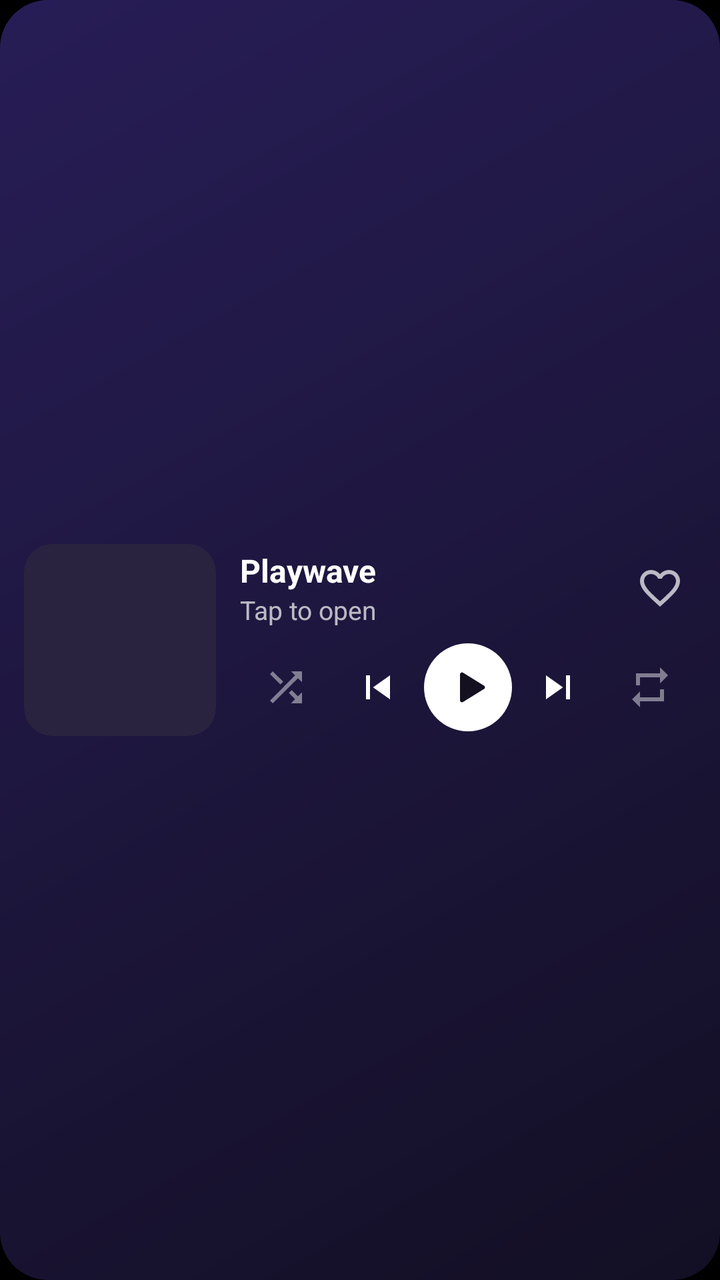
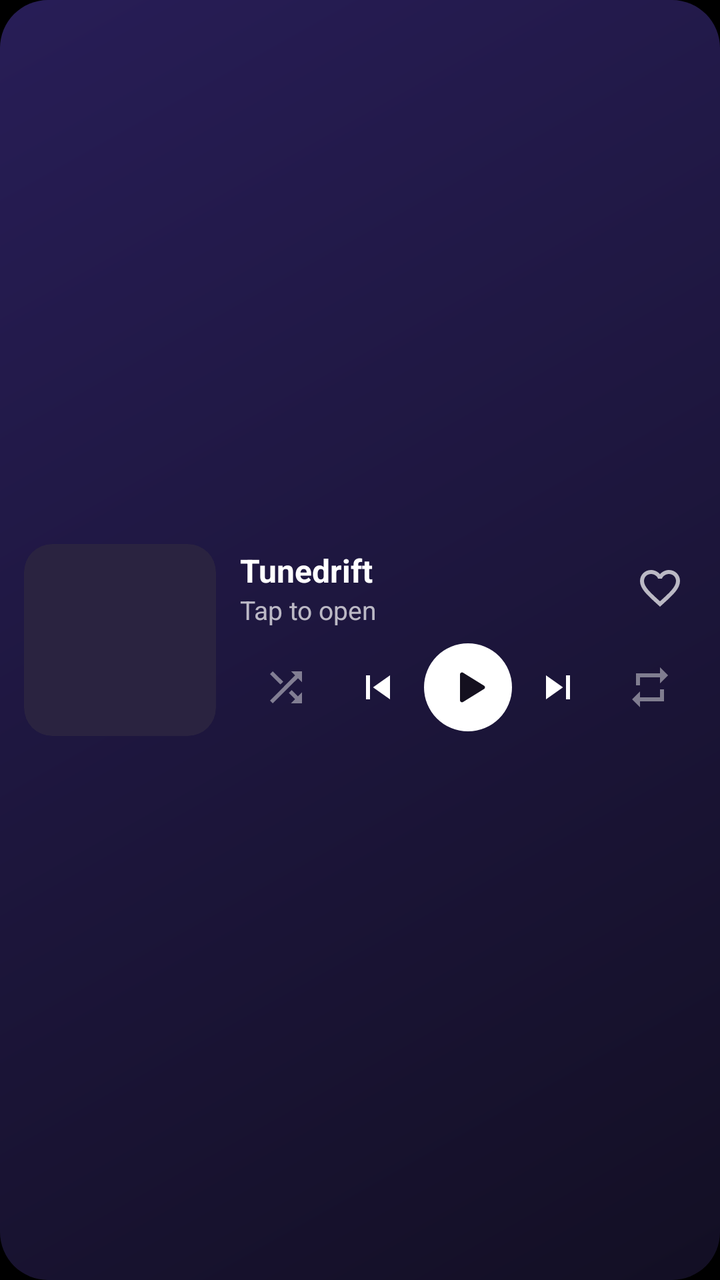

Before-and-after screenshots of an Android layout around one commit, followed by the original layout XML and the change that was made.
<!-- AndroidManifest.xml: application theme Theme.MusicFlowPlay -->
<!-- res/layout/widget_card.xml -->
<?xml version="1.0" encoding="utf-8"?>
<LinearLayout xmlns:android="http://schemas.android.com/apk/res/android"
    android:id="@+id/w_root" android:layout_width="match_parent" android:layout_height="match_parent"
    android:orientation="horizontal" android:gravity="center_vertical" android:padding="12dp"
    android:background="@drawable/widget_bg">
    <ImageView android:id="@+id/w_cover" android:layout_width="96dp" android:layout_height="96dp"
        android:scaleType="centerCrop" android:src="@mipmap/ic_launcher" android:background="@drawable/widget_cover_bg"
        android:clipToOutline="true" android:contentDescription="Cover" />
    <LinearLayout android:layout_width="0dp" android:layout_height="wrap_content" android:layout_weight="1"
        android:orientation="vertical" android:paddingStart="12dp">
        <LinearLayout android:layout_width="match_parent" android:layout_height="wrap_content" android:orientation="horizontal" android:gravity="center_vertical">
            <LinearLayout android:layout_width="0dp" android:layout_height="wrap_content" android:layout_weight="1" android:orientation="vertical">
                <TextView android:id="@+id/w_title" android:layout_width="match_parent" android:layout_height="wrap_content"
                    android:text="Playwave" android:textColor="#FFFFFF" android:textSize="16sp" android:textStyle="bold"
                    android:maxLines="1" android:ellipsize="end" />
                <TextView android:id="@+id/w_artist" android:layout_width="match_parent" android:layout_height="wrap_content"
                    android:text="Tap to open" android:textColor="#B3FFFFFF" android:textSize="13sp" android:maxLines="1" android:ellipsize="end" />
            </LinearLayout>
            <ImageButton android:id="@+id/w_fav" android:layout_width="36dp" android:layout_height="36dp" android:background="@android:color/transparent" android:scaleType="centerInside"
                android:src="@drawable/ic_w_heart" android:contentDescription="Favorite" />
        </LinearLayout>
        <LinearLayout android:layout_width="match_parent" android:layout_height="wrap_content" android:layout_marginTop="8dp"
            android:orientation="horizontal" android:gravity="center_vertical">
            <ImageButton android:id="@+id/w_shuffle" android:layout_width="0dp" android:layout_weight="1" android:layout_height="36dp" android:background="@android:color/transparent" android:scaleType="centerInside"
                android:src="@drawable/ic_shuffle_off" android:contentDescription="Shuffle" />
            <ImageButton android:id="@+id/w_prev" android:layout_width="0dp" android:layout_weight="1" android:layout_height="40dp" android:background="@android:color/transparent" android:scaleType="centerInside"
                android:src="@drawable/ic_w_prev" android:contentDescription="Previous" />
            <ImageButton android:id="@+id/w_play" android:layout_width="44dp" android:layout_height="44dp" android:padding="10dp"
                android:background="@drawable/widget_play_bg" android:scaleType="fitCenter" android:src="@drawable/ic_w_play" android:contentDescription="Play or pause" />
            <ImageButton android:id="@+id/w_next" android:layout_width="0dp" android:layout_weight="1" android:layout_height="40dp" android:background="@android:color/transparent" android:scaleType="centerInside"
                android:src="@drawable/ic_w_next" android:contentDescription="Next" />
            <ImageButton android:id="@+id/w_repeat" android:layout_width="0dp" android:layout_weight="1" android:layout_height="36dp" android:background="@android:color/transparent" android:scaleType="centerInside"
                android:src="@drawable/ic_repeat_off" android:contentDescription="Repeat" />
        </LinearLayout>
    </LinearLayout>
</LinearLayout>
<!-- resources referenced by this layout -->
<resources>
  <!-- drawable ic_repeat_off (drawable) -->
  <vector xmlns:android="http://schemas.android.com/apk/res/android" android:width="24dp" android:height="24dp" android:viewportWidth="24" android:viewportHeight="24">
    <path android:fillColor="#FFFFFFFF" android:fillAlpha="0.45" android:pathData="M7,7h10v3l4,-4 -4,-4v3L5,5v6h2L7,7zM17,17L7,17v-3l-4,4 4,4v-3h12v-6h-2v4z"/>
  </vector>
  <!-- drawable ic_shuffle_off (drawable) -->
  <vector xmlns:android="http://schemas.android.com/apk/res/android" android:width="24dp" android:height="24dp" android:viewportWidth="24" android:viewportHeight="24">
    <path android:fillColor="#FFFFFFFF" android:fillAlpha="0.45" android:pathData="M10.59,9.17L5.41,4L4,5.41l5.17,5.17 1.42,-1.41zM14.5,4l2.04,2.04L4,18.59 5.41,20 17.96,7.46 20,9.5L20,4h-5.5zM14.83,13.41l-1.41,1.41 3.13,3.13L14.5,20L20,20v-5.5l-2.04,2.04 -3.13,-3.13z"/>
  </vector>
  <!-- drawable ic_w_next (drawable) -->
  <vector xmlns:android="http://schemas.android.com/apk/res/android" android:width="24dp" android:height="24dp" android:viewportWidth="24" android:viewportHeight="24">
    <path android:fillColor="#FFFFFFFF" android:pathData="M6,18l8.5,-6L6,6v12zM16,6v12h2V6h-2z"/>
  </vector>
  <!-- drawable ic_w_play (drawable) -->
  <vector xmlns:android="http://schemas.android.com/apk/res/android" android:width="24dp" android:height="24dp" android:viewportWidth="24" android:viewportHeight="24">
    <path android:fillColor="#FF14101F" android:pathData="M8,5.5v13a1,1 0,0 0,1.5 0.86l10.5,-6.5a1,1 0,0 0,0 -1.72L9.5,4.64A1,1 0,0 0,8 5.5z"/>
  </vector>
  <!-- drawable ic_w_prev (drawable) -->
  <vector xmlns:android="http://schemas.android.com/apk/res/android" android:width="24dp" android:height="24dp" android:viewportWidth="24" android:viewportHeight="24">
    <path android:fillColor="#FFFFFFFF" android:pathData="M6,6h2v12H6zM9.5,12l8.5,6V6z"/>
  </vector>
  <!-- drawable widget_bg (drawable) -->
  <?xml version="1.0" encoding="utf-8"?>
  <shape xmlns:android="http://schemas.android.com/apk/res/android" android:shape="rectangle">
      <gradient android:startColor="#F02A1F5C" android:endColor="#F0141026" android:angle="315" />
      <corners android:radius="24dp" />
  </shape>
  <!-- drawable widget_cover_bg (drawable) -->
  <shape xmlns:android="http://schemas.android.com/apk/res/android" android:shape="rectangle"><solid android:color="#FF2A2340" /><corners android:radius="14dp" /></shape>
  <!-- drawable widget_play_bg (drawable) -->
  <shape xmlns:android="http://schemas.android.com/apk/res/android" android:shape="oval"><solid android:color="#FFFFFFFF" /></shape>
  <!-- mipmap ic_launcher (mipmap-anydpi-v26) -->
  <?xml version="1.0" encoding="utf-8"?>
  <adaptive-icon xmlns:android="http://schemas.android.com/apk/res/android">
      <background android:drawable="@color/ic_launcher_background" />
      <foreground android:drawable="@drawable/ic_launcher_foreground" />
  </adaptive-icon>
  <style name="Theme.MusicFlowPlay" parent="Theme.AppCompat.NoActionBar">
          <item name="android:statusBarColor">@android:color/transparent</item>
          <item name="android:navigationBarColor">@android:color/transparent</item>
          <item name="android:windowBackground">#000000</item>
      </style>
  <color name="ic_launcher_background">#10242A</color>
  <!-- drawable ic_launcher_foreground (drawable) -->
  <?xml version="1.0" encoding="utf-8"?>
  <vector xmlns:android="http://schemas.android.com/apk/res/android"
      android:width="108dp"
      android:height="108dp"
      android:viewportWidth="108"
      android:viewportHeight="108">
      <path
          android:fillColor="#29E0E8"
          android:pathData="M62,24 L62,64 A14,12 0 1,1 56,53 L56,34 L74,29 L74,55 A14,12 0 1,1 68,44 L68,20 Z" />
  </vector>
  <!-- unchanged entries left out for length: 1 -->
</resources>

<!-- the commit's change to res/layout/widget_card.xml (unified diff, before → after) -->
@@ -11,7 +11,7 @@
         <LinearLayout android:layout_width="match_parent" android:layout_height="wrap_content" android:orientation="horizontal" android:gravity="center_vertical">
             <LinearLayout android:layout_width="0dp" android:layout_height="wrap_content" android:layout_weight="1" android:orientation="vertical">
                 <TextView android:id="@+id/w_title" android:layout_width="match_parent" android:layout_height="wrap_content"
-                    android:text="Playwave" android:textColor="#FFFFFF" android:textSize="16sp" android:textStyle="bold"
+                    android:text="Tunedrift" android:textColor="#FFFFFF" android:textSize="16sp" android:textStyle="bold"
                     android:maxLines="1" android:ellipsize="end" />
                 <TextView android:id="@+id/w_artist" android:layout_width="match_parent" android:layout_height="wrap_content"
                     android:text="Tap to open" android:textColor="#B3FFFFFF" android:textSize="13sp" android:maxLines="1" android:ellipsize="end" />
